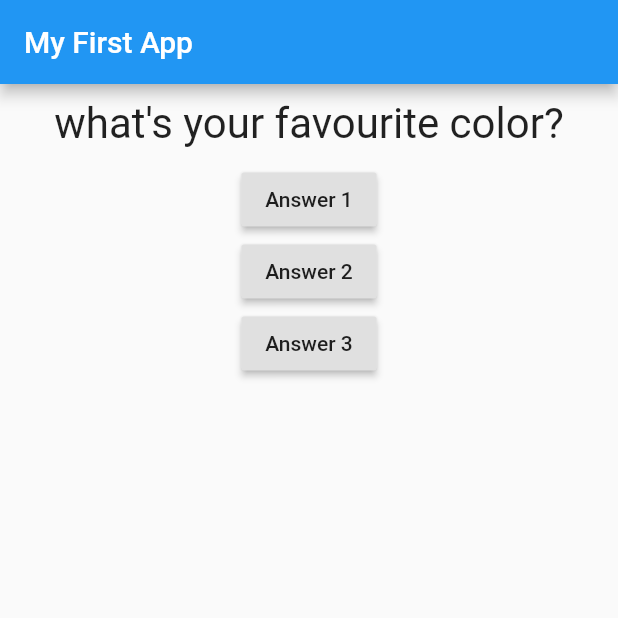
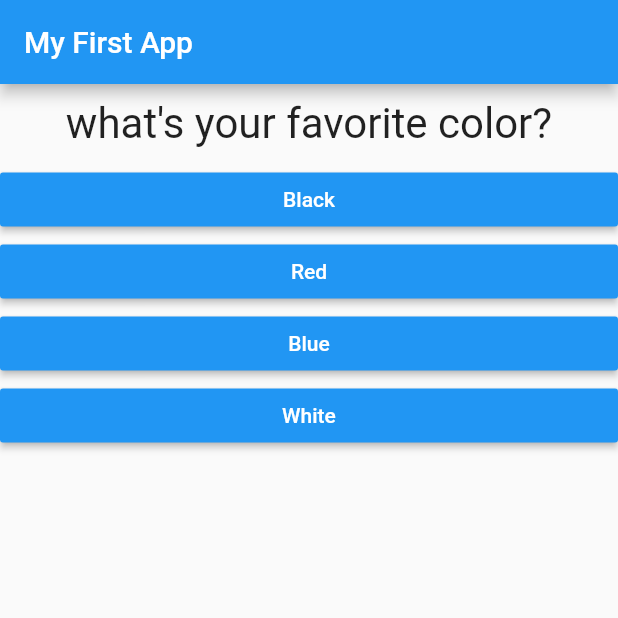
Before and after one commit to zaibniaz/Flutter, a Flutter app: the screen it shows after launch, on a phone screen of 412 x 824 dp, the top half of it. Run offline on Flutter 3.47's test engine with Material 2 defaults, Android fonts, the phone set to English and light mode, and no system bars.

Commit message:
tutorial completed from Acdamined

```diff
--- /dev/null
+++ b/Flutter/lib/answer.dart
@@ -0,0 +1,21 @@
+import 'package:flutter/material.dart';
+
+class Answer extends StatelessWidget {
+  final Function selectHanlder;
+  final String answerText;
+
+  Answer(this.selectHanlder,this.answerText);
+
+  @override
+  Widget build(BuildContext context) {
+    return Container(
+      width: double.infinity,
+      child: RaisedButton(
+        color: Colors.blue,
+        textColor: Colors.white,
+        child: Text(answerText),
+        onPressed: selectHanlder,
+      ),
+    );
+  }
+}
--- a/Flutter/lib/main.dart
+++ b/Flutter/lib/main.dart
@@ -1,13 +1,13 @@
 import 'package:flutter/material.dart';
 
-import './quesitions.dart';
+import './quiz.dart';
+import './result.dart';
 
 void main() => runApp(MyApp());
 
 class MyApp extends StatefulWidget {
   @override
   State<StatefulWidget> createState() {
-    // TODO: implement createState
     return _MyAppState();
   }
 }
@@ -15,7 +15,11 @@ class MyApp extends StatefulWidget {
 class _MyAppState extends State<MyApp> {
   var _quesitionIndex = 0;
 
-  void _answerQuesition() {
+  var _totalScore = 0;
+
+  void _answerQuesition(int score) {
+    _totalScore += score;
+
     setState(() {
       _quesitionIndex = _quesitionIndex + 1;
     });
@@ -25,9 +29,34 @@ class _MyAppState extends State<MyApp> {
 
   @override
   Widget build(BuildContext context) {
-    var quesitionsList = [
-      "what\'s your favourite color?",
-      "what\'s your hobby?"
+    const quesitionsList = [
+      {
+        'quesitionText': 'what\'s your favorite color?',
+        'answers': [
+          {'text': 'Black', 'score': 1},
+          {'text': 'Red', 'score': 2},
+          {'text': 'Blue', 'score': 3},
+          {'text': 'White', 'score': 4}
+        ]
+      },
+      {
+        'quesitionText': 'what\'s your favorite animal?',
+        'answers': [
+          {'text': 'Rabbit', 'score': 2},
+          {'text': 'Lion', 'score': 3},
+          {'text': 'Snake', 'score': 4},
+          {'text': 'Tiger', 'score': 5}
+        ]
+      },
+      {
+        'quesitionText': 'what\'s your favorite instructor?',
+        'answers': [
+          {'text': 'Max', 'score': 1},
+          {'text': 'Max', 'score': 1},
+          {'text': 'Max', 'score': 1},
+          {'text': 'Max', 'score': 1}
+        ]
+      },
     ];
 
     return MaterialApp(
@@ -35,23 +64,14 @@ class _MyAppState extends State<MyApp> {
         appBar: AppBar(
           title: Text('My First App'),
         ),
-        body: Column(
-          children: <Widget>[
-            Quesitions(quesitionsList.elementAt(_quesitionIndex)),
-            RaisedButton(
-              onPressed: _answerQuesition,
-              child: Text('Answer 1'),
-            ),
-            RaisedButton(
-              child: Text('Answer 2'),
-              onPressed: _answerQuesition,
-            ),
-            RaisedButton(
-              child: Text('Answer 3'),
-              onPressed: _answerQuesition,
-            ),
-          ],
-        ),
+        body: _quesitionIndex < quesitionsList.length
+            ? Quiz(
+                quesitionsList: quesitionsList,
+                quesitionIndex: _quesitionIndex,
+                answerQuesition: _answerQuesition)
+            : Result(
+                totalScore: _totalScore,
+              ),
       ),
     );
   }
--- a/Flutter/lib/quesitions.dart
+++ b/Flutter/lib/quesitions.dart
@@ -1,4 +1,4 @@
-import 'package:flutter/cupertino.dart';
+import 'package:flutter/material.dart';
 
 class Quesitions extends StatelessWidget {
   final String quesitionText;
@@ -12,7 +12,9 @@ class Quesitions extends StatelessWidget {
         margin: EdgeInsets.all(10),
         child: Text(
           quesitionText,
-          style: TextStyle(fontSize: 28),
+          style: TextStyle(
+            fontSize: 28,
+          ),
           textAlign: TextAlign.center,
         ));
   }
--- /dev/null
+++ b/Flutter/lib/quiz.dart
@@ -0,0 +1,29 @@
+import 'package:flutter/material.dart';
+import './quesitions.dart';
+import './answer.dart';
+
+class Quiz extends StatelessWidget {
+  final List<Map<String, Object>> quesitionsList;
+  final int quesitionIndex;
+  final Function answerQuesition;
+
+  Quiz(
+      {@required this.quesitionsList,
+      @required this.quesitionIndex,
+      @required this.answerQuesition});
+
+  @override
+  Widget build(BuildContext context) {
+    return Column(
+      children: <Widget>[
+        Quesitions(
+          quesitionsList[quesitionIndex]['quesitionText'],
+        ),
+        ...(quesitionsList[quesitionIndex]['answers'] as List<Map<String,Object>>)
+            .map((answer) {
+          return Answer(() => answerQuesition(answer['score']), answer['text']);
+        }).toList()
+      ],
+    );
+  }
+}
--- /dev/null
+++ b/Flutter/lib/result.dart
@@ -0,0 +1,32 @@
+import 'package:flutter/material.dart';
+
+class Result extends StatelessWidget {
+  final int totalScore;
+
+  Result({@required this.totalScore});
+
+  String get resultPhrase {
+    String resultText = '';
+    if (totalScore > 9)
+      resultText = 'You are owsome';
+    else if (totalScore > 6)
+      resultText = 'You are good';
+    else if (totalScore > 3)
+      resultText = 'You are okay';
+    else
+      resultText = 'You are failed';
+    return resultText;
+  }
+
+  @override
+  Widget build(BuildContext context) {
+    return Container(
+      child: Center(
+        child: Text(
+          resultPhrase,
+          style: TextStyle(fontSize: 38, fontWeight: FontWeight.bold),
+        ),
+      ),
+    );
+  }
+}
--- a/Flutter/pubspec.yaml
+++ b/Flutter/pubspec.yaml
@@ -14,7 +14,7 @@ description: A new Flutter application.
 version: 1.0.0+1
 
 environment:
-  sdk: ">=2.1.0 <3.0.0"
+  sdk: ">=2.2.2 <3.0.0"
 
 dependencies:
   flutter:
```
